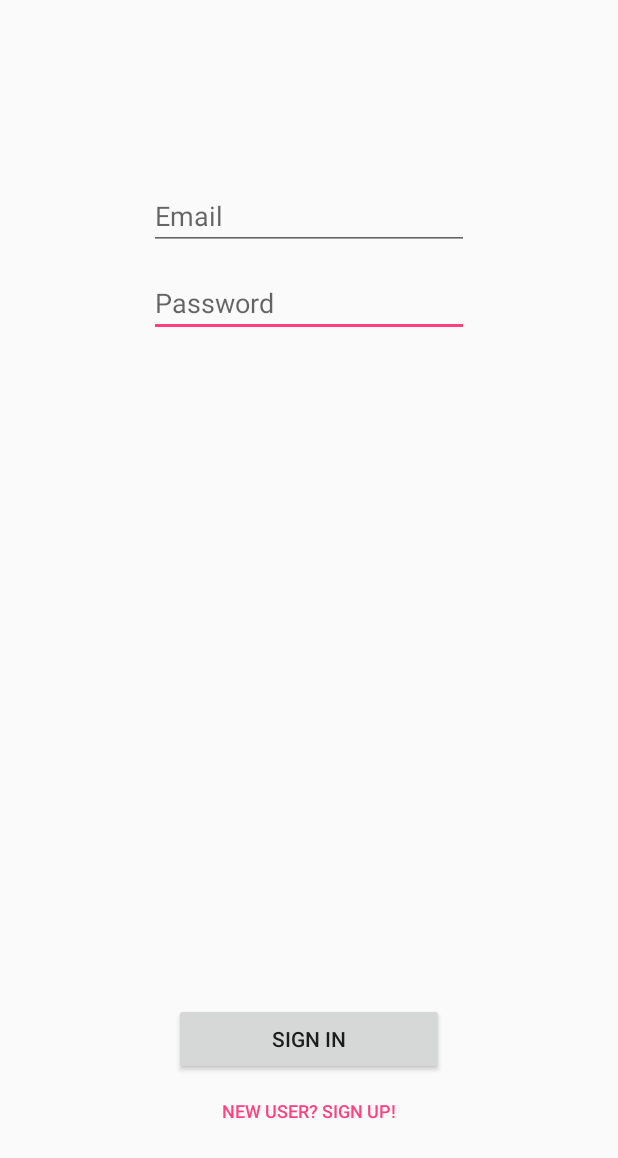
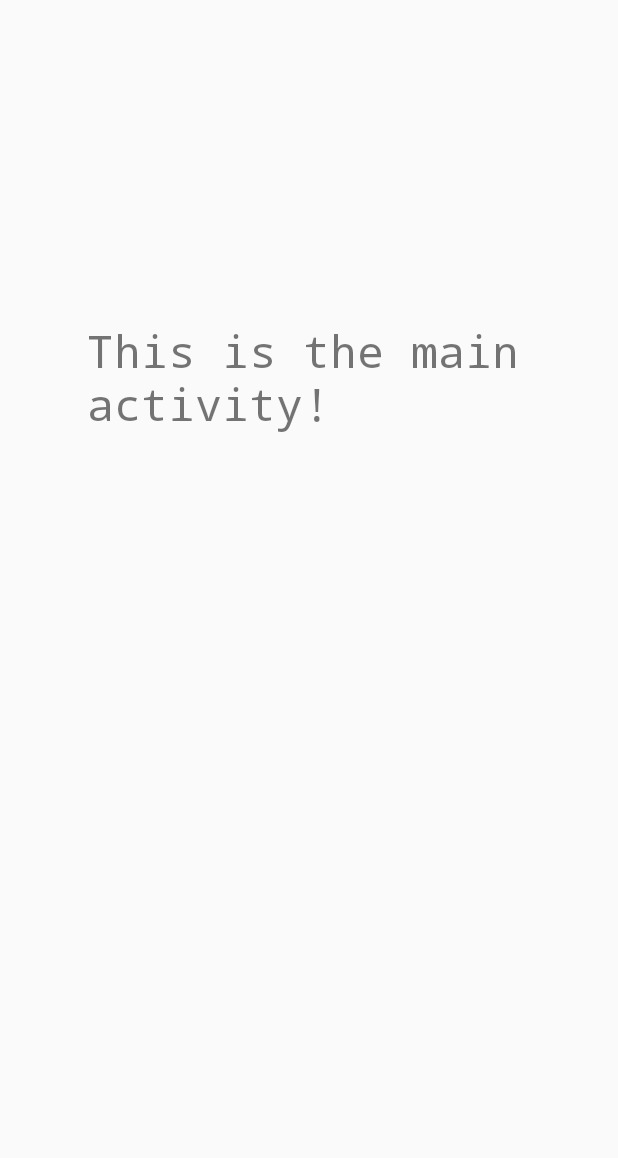
Before and after one commit to dhriti04-zz/Trivia, an Android app: the layout activity_main.xml on its own in the app's theme, with its tools: preview values and no code run, on a phone screen of 412 x 824 dp. Shown: the top 1158 px of the screen. Run offline under Robolectric (Android 15) with nearby library versions, the phone set to English and light mode, and no system bars.

Commit message:
Main activity created

```diff
--- a/app/src/main/AndroidManifest.xml
+++ b/app/src/main/AndroidManifest.xml
@@ -16,7 +16,8 @@
                 <category android:name="android.intent.category.LAUNCHER" />
             </intent-filter>
         </activity>
-        <activity android:name=".SignUpActivity"></activity>
+        <activity android:name=".SignUpActivity" />
+        <activity android:name=".MainActivity"></activity>
     </application>
 
 </manifest>
--- a/app/src/main/res/layout/activity_main.xml
+++ b/app/src/main/res/layout/activity_main.xml
@@ -4,56 +4,18 @@
     xmlns:tools="http://schemas.android.com/tools"
     android:layout_width="match_parent"
     android:layout_height="match_parent"
-    tools:context=".SignInActivity">
+    tools:context=".MainActivity">
 
-    <Button
-        android:id="@+id/btn_signin"
-        android:layout_width="180dp"
-        android:layout_height="wrap_content"
-        android:layout_alignParentBottom="true"
-        android:layout_centerHorizontal="true"
-        android:layout_marginBottom="107dp"
-        android:text="Sign in"
-        tools:layout_editor_absoluteX="82dp"
-        tools:layout_editor_absoluteY="358dp" />
-
-    <EditText
-        android:id="@+id/et_password"
-        android:layout_width="wrap_content"
+    <TextView
+        android:id="@+id/textView"
+        android:layout_width="296dp"
         android:layout_height="wrap_content"
         android:layout_alignParentTop="true"
         android:layout_centerHorizontal="true"
-        android:layout_marginTop="179dp"
-        android:ems="10"
-        android:hint="Password"
-        android:inputType="textPassword"
-        tools:layout_editor_absoluteX="85dp"
-        tools:layout_editor_absoluteY="187dp" />
-
-    <EditText
-        android:id="@+id/et_email"
-        android:layout_width="wrap_content"
-        android:layout_height="wrap_content"
-        android:layout_alignParentTop="true"
-        android:layout_centerHorizontal="true"
-        android:layout_marginTop="121dp"
-        android:ems="10"
-        android:hint="Email"
-        android:inputType="textEmailAddress"
-        tools:layout_editor_absoluteX="84dp"
-        tools:layout_editor_absoluteY="133dp" />
-
-    <Button
-        android:id="@+id/btn_signup"
-        style="@style/Widget.AppCompat.Button.Borderless.Colored"
-        android:layout_width="wrap_content"
-        android:layout_height="wrap_content"
-        android:layout_below="@+id/btn_signin"
-        android:layout_centerHorizontal="true"
-        android:layout_marginTop="-107dp"
-        android:text="New user? Sign up!"
-        android:textSize="12sp"
-        tools:layout_editor_absoluteX="106dp"
-        tools:layout_editor_absoluteY="417dp" />
-
+        android:layout_marginTop="213dp"
+        android:fontFamily="monospace"
+        android:text="This is the main activity!"
+        android:textSize="30sp"
+        tools:layout_editor_absoluteX="163dp"
+        tools:layout_editor_absoluteY="201dp" />
 </RelativeLayout>
```
Also changed, not shown: app/src/main/java/com/dhritichawla/trivia/MainActivity.java (added, +13 -0 lines), app/src/main/java/com/dhritichawla/trivia/SignInActivity.java (+15 -1 lines), app/src/main/res/layout/activity_sign_in.xml (added, +59 -0 lines).
